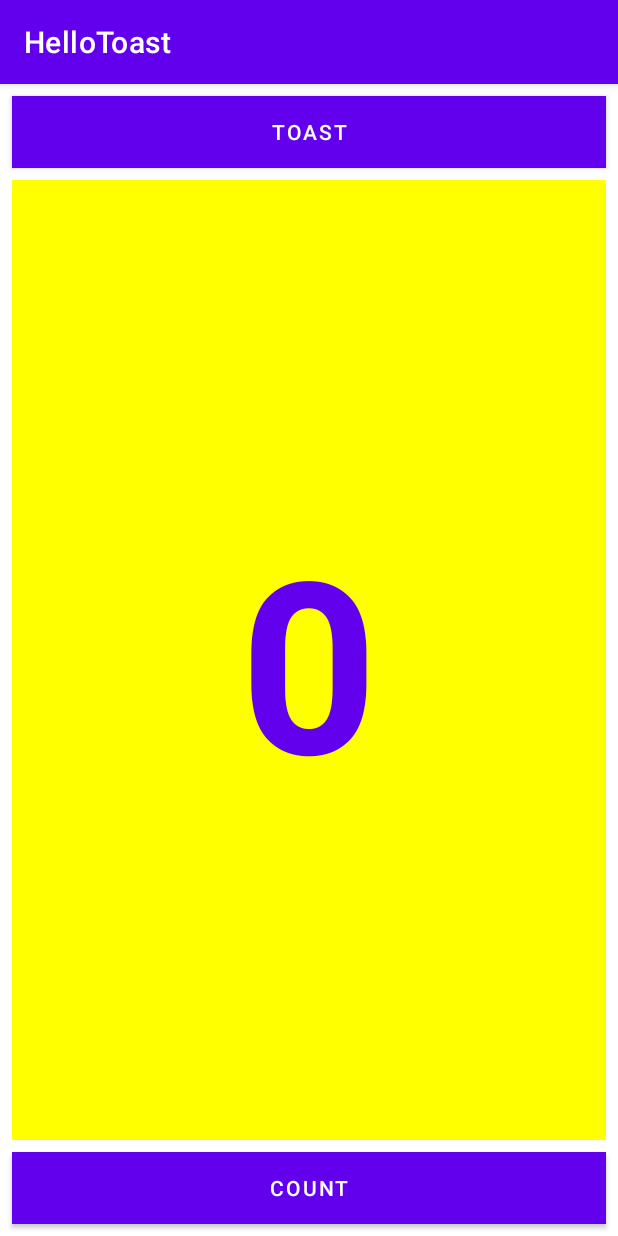
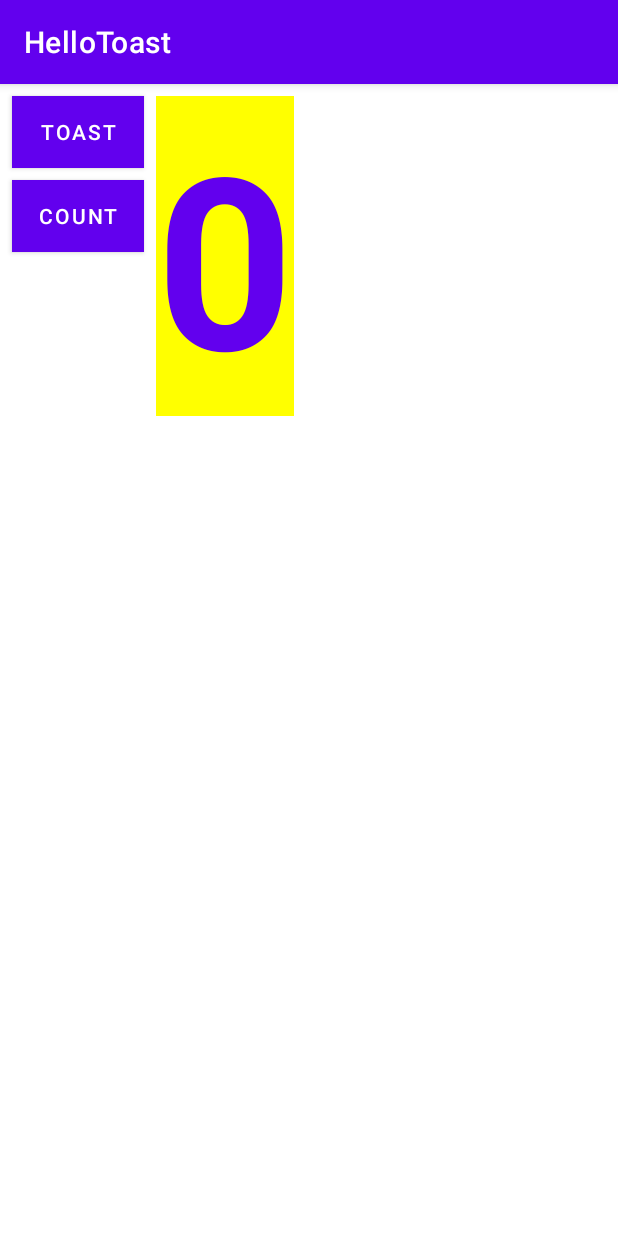
Before and after one commit to Achaka/Codelabs-Lesson-2-Your-first-interactive-UI-, an Android app: the screen it shows after launch (MainActivity), on a phone screen of 412 x 824 dp. Run offline under Robolectric (Android 15) with nearby library versions, the phone set to English and light mode, and no system bars.

Commit message:
coding challenge done

```diff
--- a/app/src/main/res/layout/activity_main.xml
+++ b/app/src/main/res/layout/activity_main.xml
@@ -8,57 +8,46 @@
 
     <Button
         android:id="@+id/button_toast"
-        android:layout_width="0dp"
+        android:layout_width="wrap_content"
         android:layout_height="wrap_content"
         android:layout_marginStart="8dp"
         android:layout_marginLeft="8dp"
         android:layout_marginTop="8dp"
-        android:layout_marginEnd="8dp"
-        android:layout_marginRight="8dp"
         android:background="@color/design_default_color_primary"
         android:onClick="showToast"
         android:text="@string/button_label_toast"
         android:textColor="@color/white"
-        app:layout_constraintEnd_toEndOf="parent"
         app:layout_constraintStart_toStartOf="parent"
         app:layout_constraintTop_toTopOf="parent" />
 
     <Button
         android:id="@+id/button_count"
-        android:layout_width="0dp"
+        android:layout_width="wrap_content"
         android:layout_height="wrap_content"
         android:layout_marginStart="8dp"
         android:layout_marginLeft="8dp"
-        android:layout_marginEnd="8dp"
-        android:layout_marginRight="8dp"
-        android:layout_marginBottom="8dp"
+        android:layout_marginTop="8dp"
         android:background="@color/design_default_color_primary"
         android:onClick="countUp"
         android:text="@string/button_label_count"
         android:textColor="@color/white"
-        app:layout_constraintBottom_toBottomOf="parent"
-        app:layout_constraintEnd_toEndOf="parent"
-        app:layout_constraintStart_toStartOf="parent" />
+        app:layout_constraintStart_toStartOf="parent"
+        app:layout_constraintTop_toBottomOf="@+id/button_toast" />
 
     <TextView
         android:id="@+id/show_count"
-        android:layout_width="0dp"
-        android:layout_height="0dp"
+        android:layout_width="92dp"
+        android:layout_height="213dp"
         android:layout_marginStart="8dp"
         android:layout_marginLeft="8dp"
         android:layout_marginTop="8dp"
-        android:layout_marginEnd="8dp"
-        android:layout_marginRight="8dp"
-        android:layout_marginBottom="8dp"
         android:background="#FFFF00"
         android:gravity="center_vertical|center_horizontal"
         android:text="@string/count_initial_value"
         android:textColor="@color/design_default_color_primary"
         android:textSize="160sp"
         android:textStyle="bold"
-        app:layout_constraintBottom_toTopOf="@+id/button_count"
-        app:layout_constraintEnd_toEndOf="parent"
-        app:layout_constraintStart_toStartOf="parent"
-        app:layout_constraintTop_toBottomOf="@+id/button_toast" />
+        app:layout_constraintStart_toEndOf="@+id/button_toast"
+        app:layout_constraintTop_toTopOf="parent" />
 
 </androidx.constraintlayout.widget.ConstraintLayout>
```
